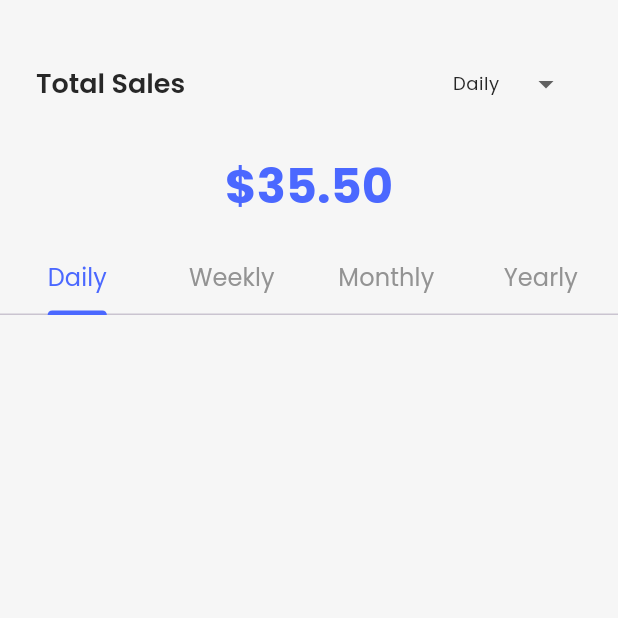
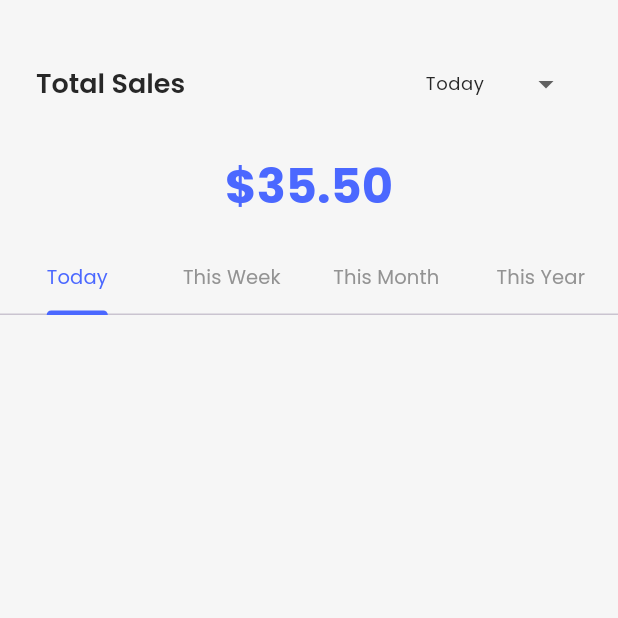
Before and after one commit to wachidamirul/shoes_shop_pos, a Flutter app: the AnalyticView screen opened by its route, on a phone screen of 412 x 824 dp, the top half of it. Run offline on Flutter 3.47's test engine with Material 3 defaults, Android fonts, the light colour scheme and no system bars; our stand-ins replace animated_bottom_navigation_bar, connectivity_plus, flutter_dotenv, flutter_svg, get, get_storage and 4 more; accounts and stored records are empty.

Commit message:
feat: update analytic module time frames and add environment variable support; include dotenv and Supabase initialization

```diff
--- a/lib/app/modules/analytic/controllers/analytic_controller.dart
+++ b/lib/app/modules/analytic/controllers/analytic_controller.dart
@@ -3,8 +3,8 @@ import 'package:get/get.dart';
 
 class AnalyticController extends GetxController
     with GetSingleTickerProviderStateMixin {
-  var timeFrameItem = ["Daily", "Weekly", "Monthly", "Yearly"];
-  RxString valTimeFrame = "Daily".obs;
+  var timeFrameItem = ["Today", "This Week", "This Month", "This Year"];
+  RxString valTimeFrame = "Today".obs;
   RxInt tabBarPosition = 0.obs;
   late TabController tabController;
 
--- a/lib/app/modules/analytic/views/analytic_view.dart
+++ b/lib/app/modules/analytic/views/analytic_view.dart
@@ -85,10 +85,16 @@ class AnalyticView extends GetView<AnalyticController> {
                 bottom: MyTabBar(
                   controller: controller.tabController,
                   tabs: [
-                    Tab(child: Text("Daily")),
-                    Tab(child: Text("Weekly")),
-                    Tab(child: Text("Monthly")),
-                    Tab(child: Text("Yearly")),
+                    Tab(child: Text("Today", style: TextStyle(fontSize: 13))),
+                    Tab(
+                      child: Text("This Week", style: TextStyle(fontSize: 13)),
+                    ),
+                    Tab(
+                      child: Text("This Month", style: TextStyle(fontSize: 13)),
+                    ),
+                    Tab(
+                      child: Text("This Year", style: TextStyle(fontSize: 13)),
+                    ),
                   ],
                 ),
               ),
--- a/pubspec.yaml
+++ b/pubspec.yaml
@@ -52,6 +52,8 @@ dependencies:
   simple_barcode_scanner: ^0.3.0
   animated_bottom_navigation_bar: ^1.4.0
   flutter_launcher_icons: ^0.14.3
+  flutter_dotenv: ^5.2.1
+  supabase_flutter: ^2.9.0
 
 
 dev_dependencies:
@@ -107,6 +109,7 @@ flutter:
   # For details regarding fonts from package dependencies,
   # see https://flutter.dev/to/font-from-package
   assets:
+    - .env
     - assets/
     - assets/images/
     - assets/images/categories/
```
Also changed, not shown: lib/app/utils/services/api_service.dart (added, +8 -0 lines), lib/main.dart (+18 -1 lines), pubspec.lock, 1 other file.
